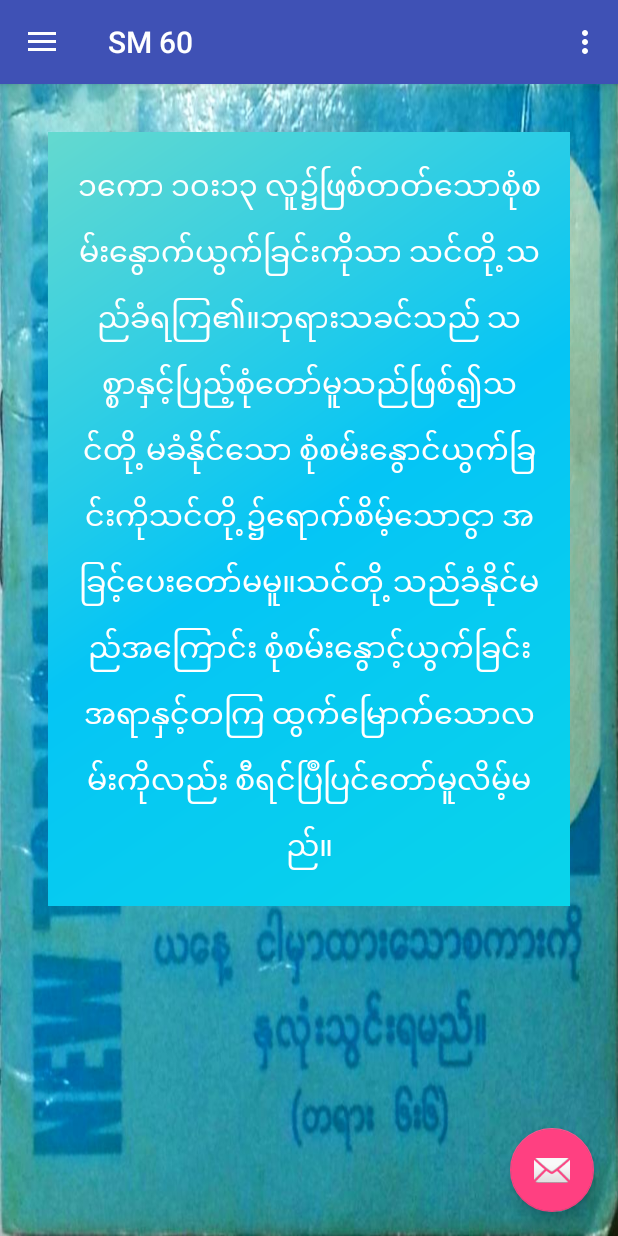
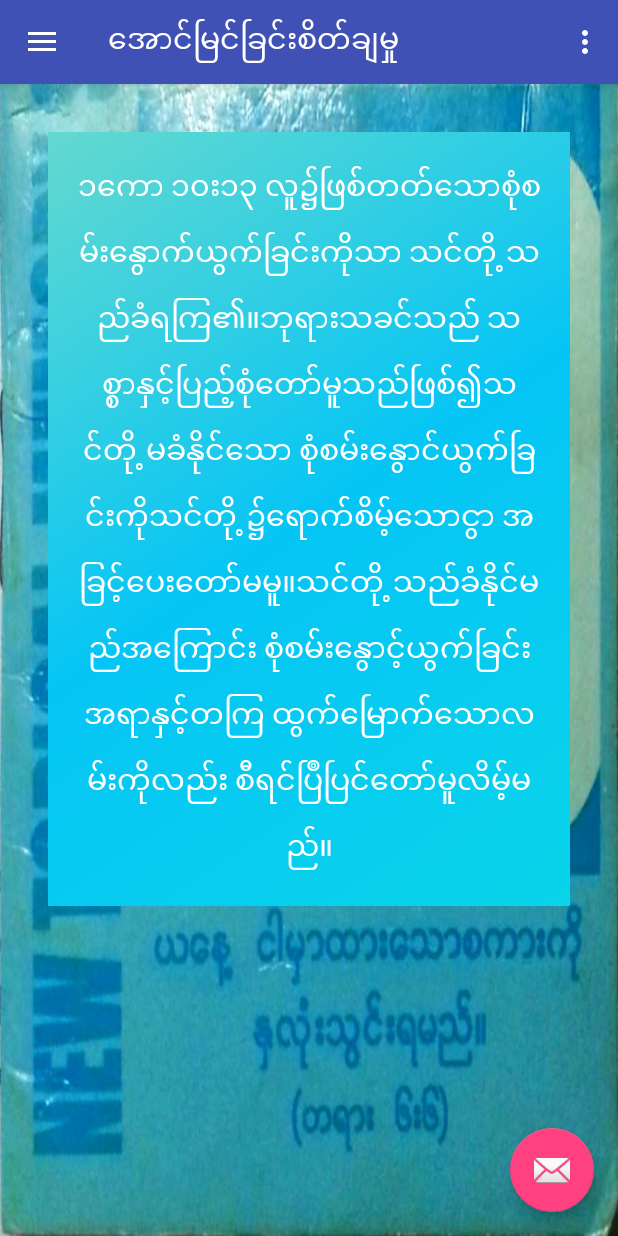
Before and after one commit to david-gnext/sm60, an Android app: the screen it shows after launch (MainActivity), in the side drawer, after a tap on "ေအာင္ၿမင္ၿခင္းစိတ္ခ်မႈ", on a phone screen of 412 x 824 dp. Run offline under Robolectric (Android 15) with nearby library versions, the phone set to English and light mode, and no system bars; our stand-ins replace Volley.

Commit message:
title bar

```diff
--- a/app/src/main/java/com/example/david/tutorial/MainActivity.java
+++ b/app/src/main/java/com/example/david/tutorial/MainActivity.java
@@ -24,7 +24,7 @@ import android.widget.TextView;
 
 public class MainActivity extends AppCompatActivity
         implements NavigationView.OnNavigationItemSelectedListener {
-
+    TextView hid;
     private float x1,x2;
     static final int MIN_DISTANCE = 150;
     @Override
@@ -42,6 +42,7 @@ public class MainActivity extends AppCompatActivity
                         .setAction("Action", null).show();
             }
         });
+        hid = (TextView) findViewById(R.id.main_text);
 
         DrawerLayout drawer = (DrawerLayout) findViewById(R.id.drawer_layout);
         ActionBarDrawerToggle toggle = new ActionBarDrawerToggle(
@@ -59,6 +60,7 @@ public class MainActivity extends AppCompatActivity
         if (fm.getBackStackEntryCount() > 0) {
             fm.popBackStackImmediate();
         } else {
+            hid.setVisibility(View.VISIBLE);
             super.onBackPressed();
         }
         //navigation drawer back
@@ -126,14 +128,15 @@ public class MainActivity extends AppCompatActivity
         Log.d("Tag",content);
         //display relative id content
         int resId = getResources().getIdentifier(content,"string",getPackageName());
+        int titleId = getResources().getIdentifier(content_id[1]+"_title","string",getPackageName());
         fragment = new G1();
         args.putString(G1.QOUTE_ID, getResources().getString(resId));
-        TextView hid = (TextView) findViewById(R.id.main_text);
         hid.setVisibility(View.INVISIBLE);
         //start fragment
         fragment.setArguments(args);
         FragmentManager fragmentManager = getFragmentManager();
         fragmentManager.beginTransaction().add(R.id.frag_content,fragment).addToBackStack(null).commit();
+        getSupportActionBar().setTitle(getResources().getString(titleId));
         DrawerLayout drawer = (DrawerLayout) findViewById(R.id.drawer_layout);
         drawer.closeDrawer(GravityCompat.START);
         return true;
```
